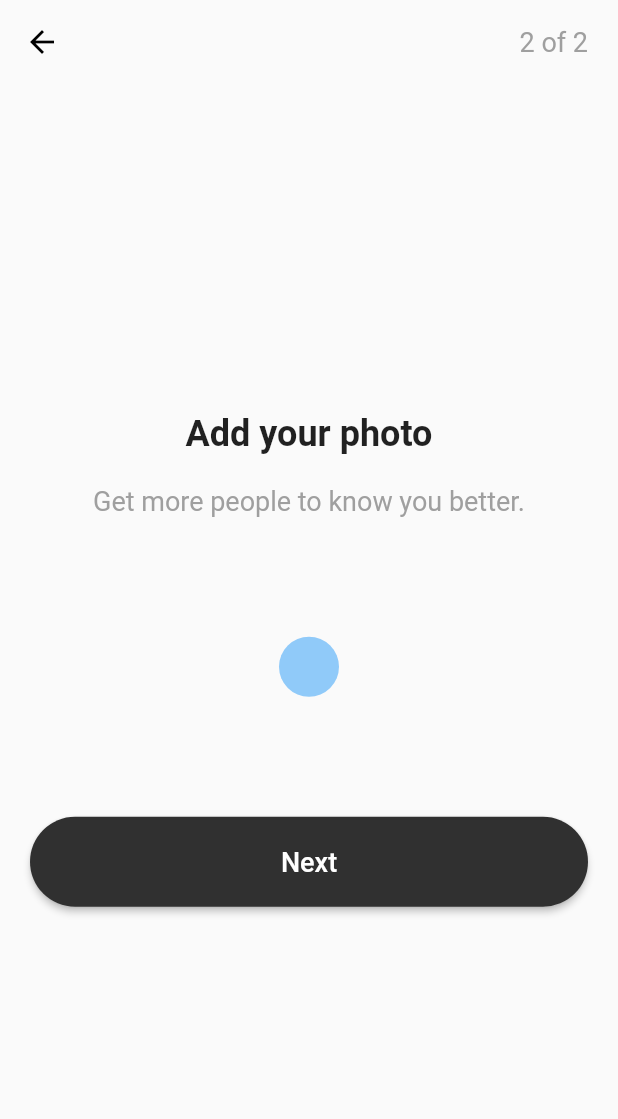
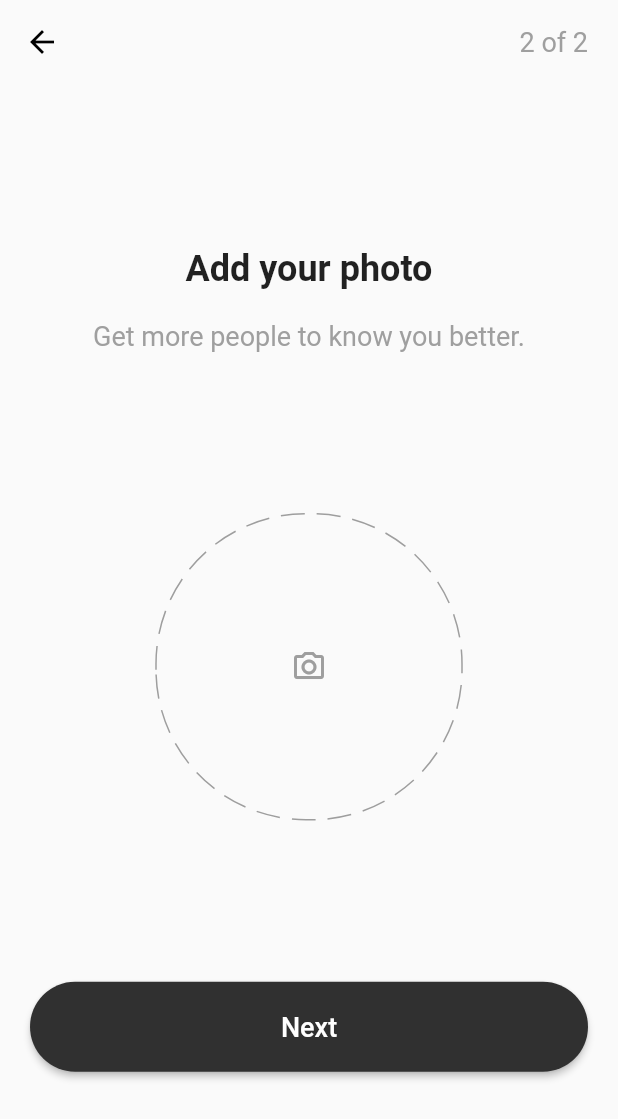
Before and after one commit to huynhminhvangit/vdev_chat, a Flutter app: the SetupPhotoPage screen opened directly, on a phone screen of 412 x 824 dp. Shown: the top 1119 px of the screen. Run offline on Flutter 3.47's test engine with Material 2 defaults, Android fonts, the phone set to English and light mode, and no system bars; drawn by our look-alikes of dotted_border; our stand-ins replace flutter_dotenv, image_picker.

Commit message:
add setup photo

```diff
--- a/lib/src/resources/setup_photo_page.dart
+++ b/lib/src/resources/setup_photo_page.dart
@@ -1,5 +1,9 @@
+import 'dart:io';
+
 import 'package:flutter/material.dart';
 import 'package:flutter_dotenv/flutter_dotenv.dart';
+import 'package:image_picker/image_picker.dart';
+import 'package:dotted_border/dotted_border.dart';
 
 class SetupPhotoPage extends StatefulWidget {
   const SetupPhotoPage({Key? key}) : super(key: key);
@@ -9,10 +13,66 @@ class SetupPhotoPage extends StatefulWidget {
 }
 
 class _SetupPhotoPageState extends State<SetupPhotoPage> {
-
   final env = dotenv.env;
 
   GlobalKey<FormState> _globalFormKey = GlobalKey<FormState>();
+
+  late XFile _image = XFile('');
+
+  _chooseImage(BuildContext context) {
+    showModalBottomSheet(
+        context: context,
+        builder: (BuildContext context) {
+          return SafeArea(
+            child: Container(
+              child: Wrap(
+                children: [
+                  ListTile(
+                    onTap: () {
+                      _fromCamera();
+                      Navigator.of(context).pop();
+                    },
+                    leading: Icon(Icons.camera_alt),
+                    title: Text('Camera'),
+                  ),
+                  ListTile(
+                    onTap: () {
+                      _fromGallery();
+                      Navigator.of(context).pop();
+                    },
+                    leading: Icon(Icons.image),
+                    title: Text('Gallery'),
+                  ),
+                ],
+              ),
+            ),
+          );
+        });
+  }
+
+  _fromCamera() async {
+    final image = await ImagePicker()
+        .pickImage(source: ImageSource.camera, imageQuality: 60);
+
+    if (image != null) {
+      setState(() {
+        _image = image;
+      });
+    }
+  }
+
+  _fromGallery() async {
+    final image = await ImagePicker().pickImage(
+      source: ImageSource.gallery,
+      imageQuality: 60,
+    );
+
+    if (image != null) {
+      setState(() {
+        _image = image;
+      });
+    }
+  }
 
   @override
   Widget build(BuildContext context) {
@@ -66,9 +126,42 @@ class _SetupPhotoPageState extends State<SetupPhotoPage> {
                 SizedBox(
                   height: 80,
                 ),
-                CircleAvatar(
-                  backgroundColor: Colors.blue.shade200,
-
+                GestureDetector(
+                  onTap: () {
+                    _chooseImage(context);
+                  },
+                  child: CircleAvatar(
+                    backgroundColor: Colors.transparent,
+                    radius: 130,
+                    child: _image.path == ''
+                        ? DottedBorder(
+                            color: Colors.grey.shade500,
+                            strokeWidth: 1,
+                            dashPattern: [16, 8],
+                            radius: Radius.circular(100),
+                            borderType: BorderType.RRect,
+                            child: Container(
+                              decoration: BoxDecoration(
+                                borderRadius: BorderRadius.circular(100),
+                              ),
+                              width: 200,
+                              height: 200,
+                              child: Icon(
+                                Icons.camera_alt_outlined,
+                                color: Colors.grey.shade500,
+                              ),
+                            ),
+                          )
+                        : ClipRRect(
+                            borderRadius: BorderRadius.circular(100),
+                            child: Image.file(
+                              File(_image.path),
+                              width: 200,
+                              height: 200,
+                              fit: BoxFit.cover,
+                            ),
+                          ),
+                  ),
                 ),
                 SizedBox(
                   height: 80,
--- a/pubspec.yaml
+++ b/pubspec.yaml
@@ -29,6 +29,8 @@ dependencies:
   # Use with the CupertinoIcons class for iOS style icons.
   cupertino_icons: ^1.0.2
   flutter_dotenv: ^5.0.0
+  image_picker: ^0.8.3+2
+  dotted_border: ^2.0.0+1
 
 dev_dependencies:
   flutter_test:
```
Also changed, not shown: pubspec.lock.
